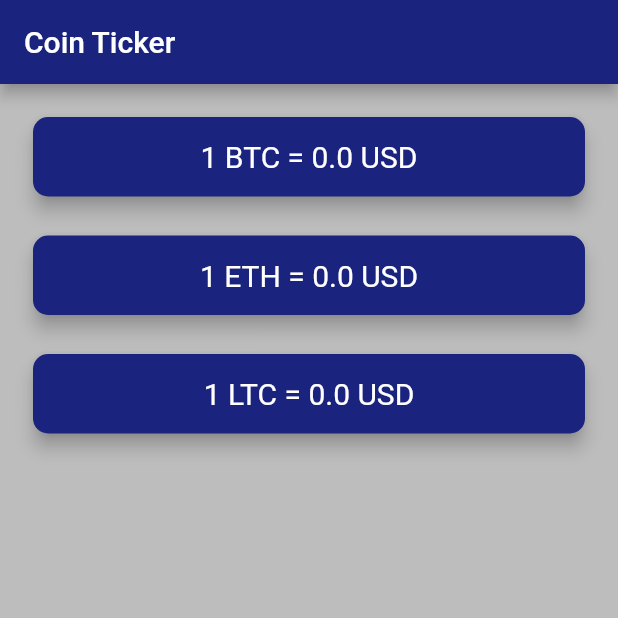
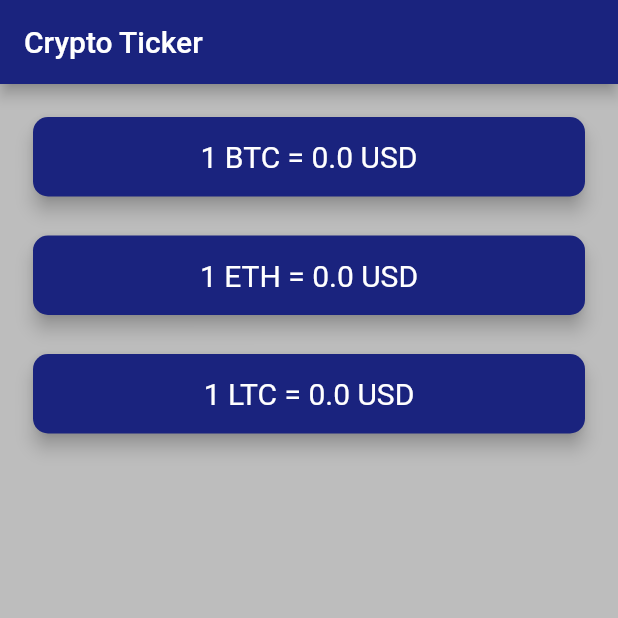
Before and after one commit to JuanNavasJN/crypto-ticker-flutter, a Flutter app: the screen it shows after launch, on a phone screen of 412 x 824 dp, the top half of it. Run offline on Flutter 3.47's test engine with Material 2 defaults, Android fonts, the phone set to English and light mode, and no system bars; network calls fail.

Commit message:
updated name

```diff
--- a/lib/price_screen.dart
+++ b/lib/price_screen.dart
@@ -96,7 +96,7 @@ class _PriceScreenState extends State<PriceScreen> {
     return Scaffold(
       backgroundColor: Colors.grey.shade400,
       appBar: AppBar(
-        title: Text('Coin Ticker'),
+        title: Text('Crypto Ticker'),
       ),
       body: Column(
         mainAxisAlignment: MainAxisAlignment.spaceBetween,
```
